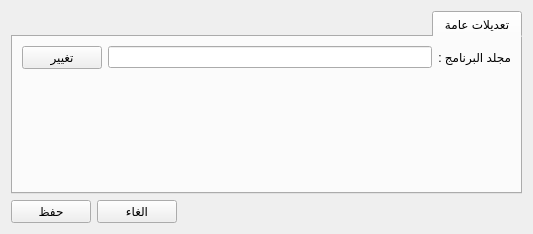
This is src/settingsdialog.ui in boussouira/moltaqa as Qt 5 draws it before an edit. The edited form follows.
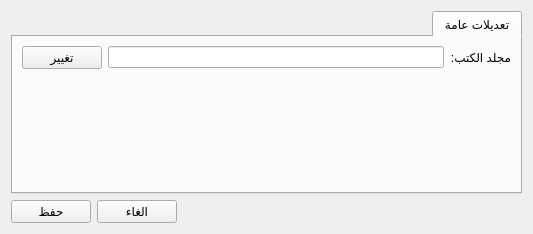
This is the edited form.

Commit message: Some improvement in the settings dialog

```diff
--- a/src/settingsdialog.ui
+++ b/src/settingsdialog.ui
@@ -35,7 +35,7 @@
          <item>
           <widget class="QLabel" name="label">
            <property name="text">
-            <string>مجلد البرنامج :</string>
+            <string>مجلد الكتب:</string>
            </property>
           </widget>
          </item>
```
Left out of the diff: 4 changed lines with no effect on the pictures. The commit also changes 2 other files.
